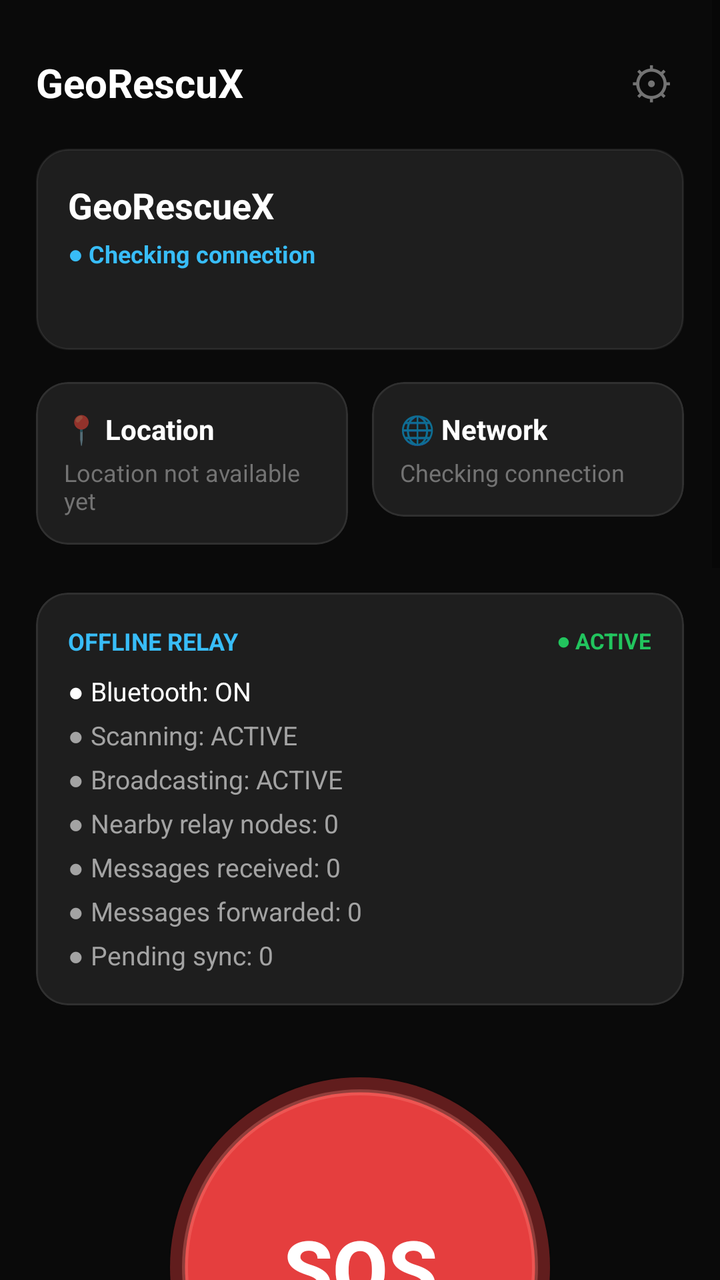
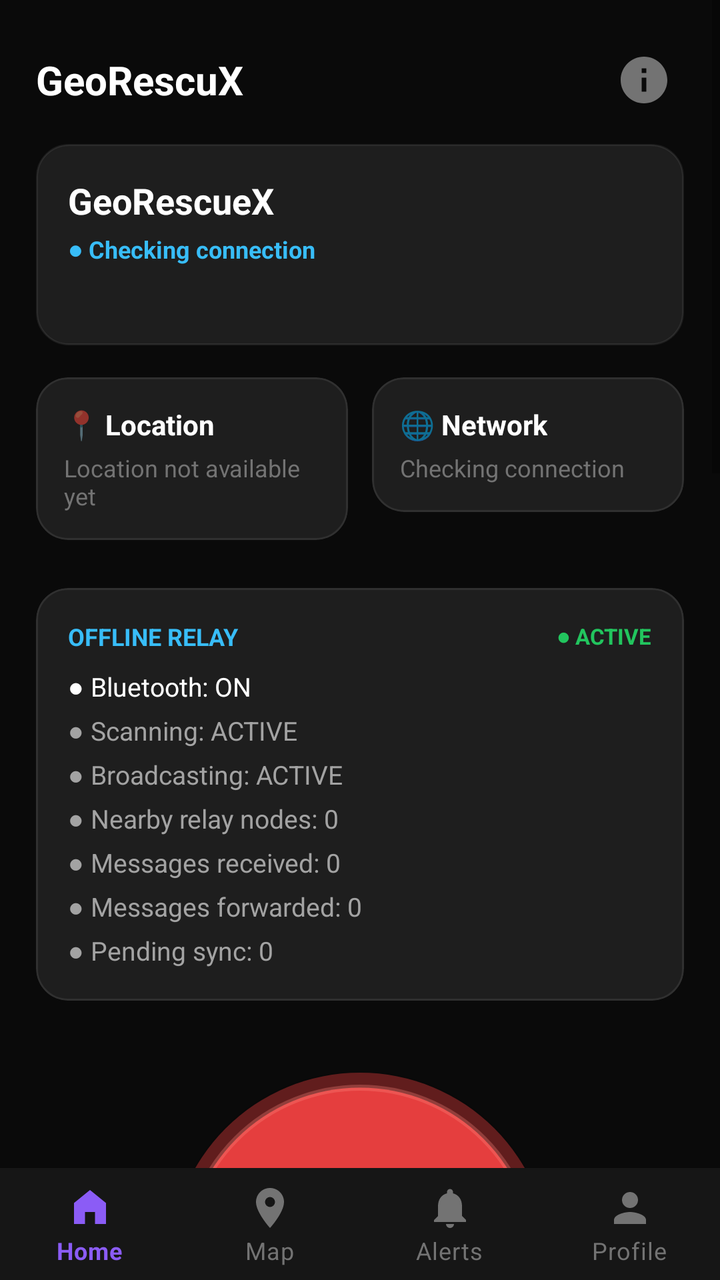

Compare the two renders of this Android layout. The source of the first and the diff that turns it into the second are given below.
<!-- AndroidManifest.xml: application theme Theme.GeoRescuX -->
<!-- res/layout/activity_home.xml -->
<?xml version="1.0" encoding="utf-8"?>
<ScrollView xmlns:android="http://schemas.android.com/apk/res/android"
    xmlns:app="http://schemas.android.com/apk/res-auto"
    android:layout_width="match_parent"
    android:layout_height="match_parent"
    android:background="@color/bg_app"
    android:fillViewport="true">

    <LinearLayout
        android:layout_width="match_parent"
        android:layout_height="wrap_content"
        android:orientation="vertical"
        android:paddingHorizontal="18dp"
        android:paddingTop="20dp"
        android:paddingBottom="36dp">

        
        <LinearLayout
            android:layout_width="match_parent"
            android:layout_height="wrap_content"
            android:gravity="center_vertical"
            android:orientation="horizontal"
            android:paddingBottom="12dp">

            <TextView
                android:layout_width="0dp"
                android:layout_height="wrap_content"
                android:layout_weight="1"
                android:text="GeoRescuX"
                android:textColor="@color/text_primary"
                android:textSize="20sp"
                android:textStyle="bold" />

            
            <TextView
                android:layout_width="wrap_content"
                android:layout_height="wrap_content"
                android:padding="6dp"
                android:text="⚙"
                android:textColor="@color/text_muted"
                android:textSize="22sp" />
        </LinearLayout>

        
        <LinearLayout
            android:layout_width="match_parent"
            android:layout_height="wrap_content"
            android:layout_marginBottom="16dp"
            android:background="@drawable/bg_card_dark"
            android:orientation="vertical"
            android:padding="16dp">

            <TextView
                android:layout_width="wrap_content"
                android:layout_height="wrap_content"
                android:text="GeoRescueX"
                android:textColor="@color/text_primary"
                android:textSize="18sp"
                android:textStyle="bold" />

            
            <TextView
                android:id="@+id/textViewConnectionStatus"
                android:layout_width="wrap_content"
                android:layout_height="wrap_content"
                android:layout_marginTop="4dp"
                android:text="● Checking connection"
                android:textColor="@color/mesh_sky"
                android:textSize="12sp"
                android:textStyle="bold" />

            
            <TextView
                android:id="@+id/textViewUserEmail"
                android:layout_width="wrap_content"
                android:layout_height="wrap_content"
                android:layout_marginTop="6dp"
                android:textColor="@color/text_secondary"
                android:textSize="13sp" />
        </LinearLayout>

        
        <LinearLayout
            android:layout_width="match_parent"
            android:layout_height="wrap_content"
            android:layout_marginBottom="24dp"
            android:orientation="horizontal">

            
            <com.google.android.material.card.MaterialCardView
                android:layout_width="0dp"
                android:layout_height="wrap_content"
                android:layout_marginEnd="6dp"
                android:layout_weight="1"
                app:cardBackgroundColor="@color/bg_card"
                app:cardCornerRadius="16dp"
                app:cardElevation="0dp"
                app:strokeColor="@color/divider_subtle"
                app:strokeWidth="1dp">

                <LinearLayout
                    android:layout_width="match_parent"
                    android:layout_height="wrap_content"
                    android:orientation="vertical"
                    android:padding="14dp">

                    <LinearLayout
                        android:layout_width="wrap_content"
                        android:layout_height="wrap_content"
                        android:gravity="center_vertical"
                        android:orientation="horizontal">

                        <TextView
                            android:layout_width="wrap_content"
                            android:layout_height="wrap_content"
                            android:text="📍 "
                            android:textSize="14sp" />

                        <TextView
                            android:layout_width="wrap_content"
                            android:layout_height="wrap_content"
                            android:text="Location"
                            android:textColor="@color/text_primary"
                            android:textSize="14sp"
                            android:textStyle="bold" />
                    </LinearLayout>

                    <TextView
                        android:layout_width="wrap_content"
                        android:layout_height="wrap_content"
                        android:layout_marginTop="4dp"
                        android:text="Location not available yet"
                        android:textColor="@color/text_muted"
                        android:textSize="12sp" />
                </LinearLayout>
            </com.google.android.material.card.MaterialCardView>

            
            <com.google.android.material.card.MaterialCardView
                android:layout_width="0dp"
                android:layout_height="wrap_content"
                android:layout_marginStart="6dp"
                android:layout_weight="1"
                app:cardBackgroundColor="@color/bg_card"
                app:cardCornerRadius="16dp"
                app:cardElevation="0dp"
                app:strokeColor="@color/divider_subtle"
                app:strokeWidth="1dp">

                <LinearLayout
                    android:layout_width="match_parent"
                    android:layout_height="wrap_content"
                    android:orientation="vertical"
                    android:padding="14dp">

                    <LinearLayout
                        android:layout_width="wrap_content"
                        android:layout_height="wrap_content"
                        android:gravity="center_vertical"
                        android:orientation="horizontal">

                        <TextView
                            android:layout_width="wrap_content"
                            android:layout_height="wrap_content"
                            android:text="🌐 "
                            android:textSize="14sp" />

                        <TextView
                            android:layout_width="wrap_content"
                            android:layout_height="wrap_content"
                            android:text="Network"
                            android:textColor="@color/text_primary"
                            android:textSize="14sp"
                            android:textStyle="bold" />
                    </LinearLayout>

                    <TextView
                        android:layout_width="wrap_content"
                        android:layout_height="wrap_content"
                        android:layout_marginTop="4dp"
                        android:text="Checking connection"
                        android:textColor="@color/text_muted"
                        android:textSize="12sp" />
                </LinearLayout>
            </com.google.android.material.card.MaterialCardView>
        </LinearLayout>

        
        <com.google.android.material.card.MaterialCardView
            android:id="@+id/cardOfflineRelayStatus"
            android:layout_width="match_parent"
            android:layout_height="wrap_content"
            android:layout_marginBottom="24dp"
            app:cardBackgroundColor="@color/bg_card"
            app:cardCornerRadius="16dp"
            app:cardElevation="0dp"
            app:strokeColor="@color/divider_subtle"
            app:strokeWidth="1dp">

            <LinearLayout
                android:layout_width="match_parent"
                android:layout_height="wrap_content"
                android:orientation="vertical"
                android:padding="16dp">

                <LinearLayout
                    android:layout_width="match_parent"
                    android:layout_height="wrap_content"
                    android:gravity="center_vertical"
                    android:orientation="horizontal">

                    <TextView
                        android:layout_width="0dp"
                        android:layout_height="wrap_content"
                        android:layout_weight="1"
                        android:text="OFFLINE RELAY"
                        android:textColor="@color/mesh_sky"
                        android:textSize="12sp"
                        android:textStyle="bold" />

                    <TextView
                        android:id="@+id/textOfflineRelayBadge"
                        android:layout_width="wrap_content"
                        android:layout_height="wrap_content"
                        android:text="● ACTIVE"
                        android:textColor="@color/safe_green"
                        android:textSize="11sp"
                        android:textStyle="bold" />
                </LinearLayout>

                <TextView
                    android:id="@+id/textRelayBtStatus"
                    android:layout_width="wrap_content"
                    android:layout_height="wrap_content"
                    android:layout_marginTop="8dp"
                    android:text="● Bluetooth: ON"
                    android:textColor="@color/text_primary"
                    android:textSize="13sp" />

                <TextView
                    android:id="@+id/textRelayScanStatus"
                    android:layout_width="wrap_content"
                    android:layout_height="wrap_content"
                    android:layout_marginTop="4dp"
                    android:text="● Scanning: ACTIVE"
                    android:textColor="@color/text_secondary"
                    android:textSize="13sp" />

                <TextView
                    android:id="@+id/textRelayAdvStatus"
                    android:layout_width="wrap_content"
                    android:layout_height="wrap_content"
                    android:layout_marginTop="4dp"
                    android:text="● Broadcasting: ACTIVE"
                    android:textColor="@color/text_secondary"
                    android:textSize="13sp" />

                <TextView
                    android:id="@+id/textRelayNodesCount"
                    android:layout_width="wrap_content"
                    android:layout_height="wrap_content"
                    android:layout_marginTop="4dp"
                    android:text="● Nearby relay nodes: 0"
                    android:textColor="@color/text_secondary"
                    android:textSize="13sp" />

                <TextView
                    android:id="@+id/textRelayReceivedCount"
                    android:layout_width="wrap_content"
                    android:layout_height="wrap_content"
                    android:layout_marginTop="4dp"
                    android:text="● Messages received: 0"
                    android:textColor="@color/text_secondary"
                    android:textSize="13sp" />

                <TextView
                    android:id="@+id/textRelayForwardedCount"
                    android:layout_width="wrap_content"
                    android:layout_height="wrap_content"
                    android:layout_marginTop="4dp"
                    android:text="● Messages forwarded: 0"
                    android:textColor="@color/text_secondary"
                    android:textSize="13sp" />

                <TextView
                    android:id="@+id/textRelayPendingSync"
                    android:layout_width="wrap_content"
                    android:layout_height="wrap_content"
                    android:layout_marginTop="4dp"
                    android:text="● Pending sync: 0"
                    android:textColor="@color/text_secondary"
                    android:textSize="13sp" />
            </LinearLayout>
        </com.google.android.material.card.MaterialCardView>

        
        <LinearLayout
            android:layout_width="match_parent"
            android:layout_height="wrap_content"
            android:gravity="center_horizontal"
            android:orientation="vertical"
            android:paddingVertical="12dp">

            <Button
                android:id="@+id/buttonSos"
                android:layout_width="190dp"
                android:layout_height="190dp"
                android:background="@drawable/bg_sos_button"
                android:elevation="6dp"
                android:gravity="center"
                android:stateListAnimator="@null"
                android:text="SOS"
                android:textColor="@color/white"
                android:textSize="40sp"
                android:textStyle="bold"
                app:backgroundTint="@null" />

            <ProgressBar
                android:id="@+id/progressBarSosHold"
                style="?android:attr/progressBarStyleHorizontal"
                android:layout_width="190dp"
                android:layout_height="8dp"
                android:layout_marginTop="12dp"
                android:max="100"
                android:progress="0"
                android:progressTint="@color/sos_red"
                android:visibility="gone" />

            <TextView
                android:id="@+id/textViewSosHint"
                android:layout_width="wrap_content"
                android:layout_height="wrap_content"
                android:layout_marginTop="12dp"
                android:text="Hold 2 seconds to send"
                android:textColor="@color/text_secondary"
                android:textSize="13sp"
                android:textStyle="bold" />
        </LinearLayout>

        
        <TextView
            android:layout_width="wrap_content"
            android:layout_height="wrap_content"
            android:layout_marginTop="20dp"
            android:layout_marginBottom="10dp"
            android:text="QUICK ACTIONS"
            android:textColor="@color/text_muted"
            android:textSize="11sp"
            android:textStyle="bold" />

        
        <LinearLayout
            android:layout_width="match_parent"
            android:layout_height="wrap_content"
            android:layout_marginBottom="12dp"
            android:orientation="horizontal">

            
            <com.google.android.material.card.MaterialCardView
                android:id="@+id/tileEmergencyContacts"
                android:layout_width="0dp"
                android:layout_height="wrap_content"
                android:layout_marginEnd="6dp"
                android:layout_weight="1"
                android:clickable="true"
                android:focusable="true"
                app:cardBackgroundColor="@color/bg_card"
                app:cardCornerRadius="16dp"
                app:cardElevation="0dp"
                app:rippleColor="@color/divider_subtle"
                app:strokeColor="@color/divider_subtle"
                app:strokeWidth="1dp">

                <LinearLayout
                    android:layout_width="match_parent"
                    android:layout_height="wrap_content"
                    android:gravity="center"
                    android:orientation="vertical"
                    android:paddingVertical="20dp"
                    android:paddingHorizontal="8dp">

                    <TextView
                        android:layout_width="wrap_content"
                        android:layout_height="wrap_content"
                        android:text="👥"
                        android:textSize="32sp" />

                    <TextView
                        android:layout_width="wrap_content"
                        android:layout_height="wrap_content"
                        android:layout_marginTop="6dp"
                        android:gravity="center"
                        android:text="Emergency Contacts"
                        android:textColor="@color/text_primary"
                        android:textSize="13sp"
                        android:textStyle="bold" />
                </LinearLayout>
            </com.google.android.material.card.MaterialCardView>

            
            <com.google.android.material.card.MaterialCardView
                android:id="@+id/tileAlerts"
                android:layout_width="0dp"
                android:layout_height="wrap_content"
                android:layout_marginStart="6dp"
                android:layout_weight="1"
                android:clickable="true"
                android:focusable="true"
                app:cardBackgroundColor="@color/bg_card"
                app:cardCornerRadius="16dp"
                app:cardElevation="0dp"
                app:rippleColor="@color/divider_subtle"
                app:strokeColor="@color/divider_subtle"
                app:strokeWidth="1dp">

                <LinearLayout
                    android:layout_width="match_parent"
                    android:layout_height="wrap_content"
                    android:gravity="center"
                    android:orientation="vertical"
                    android:paddingVertical="20dp"
                    android:paddingHorizontal="8dp">

                    <TextView
                        android:layout_width="wrap_content"
                        android:layout_height="wrap_content"
                        android:text="🔔"
                        android:textSize="32sp" />

                    <TextView
                        android:layout_width="wrap_content"
                        android:layout_height="wrap_content"
                        android:layout_marginTop="6dp"
                        android:gravity="center"
                        android:text="Alerts"
                        android:textColor="@color/text_primary"
                        android:textSize="13sp"
                        android:textStyle="bold" />
                </LinearLayout>
            </com.google.android.material.card.MaterialCardView>
        </LinearLayout>

        <LinearLayout
            android:layout_width="match_parent"
            android:layout_height="wrap_content"
            android:layout_marginBottom="16dp"
            android:orientation="horizontal">

            
            <com.google.android.material.card.MaterialCardView
                android:id="@+id/tileProfile"
                android:layout_width="0dp"
                android:layout_height="wrap_content"
                android:layout_marginEnd="6dp"
                android:layout_weight="1"
                android:clickable="true"
                android:focusable="true"
                app:cardBackgroundColor="@color/bg_card"
                app:cardCornerRadius="16dp"
                app:cardElevation="0dp"
                app:rippleColor="@color/divider_subtle"
                app:strokeColor="@color/divider_subtle"
                app:strokeWidth="1dp">

                <LinearLayout
                    android:layout_width="match_parent"
                    android:layout_height="wrap_content"
                    android:gravity="center"
                    android:orientation="vertical"
                    android:paddingVertical="20dp"
                    android:paddingHorizontal="8dp">

                    <TextView
                        android:layout_width="wrap_content"
                        android:layout_height="wrap_content"
                        android:text="👤"
                        android:textSize="32sp" />

                    <TextView
                        android:layout_width="wrap_content"
                        android:layout_height="wrap_content"
                        android:layout_marginTop="6dp"
                        android:gravity="center"
                        android:text="Profile"
                        android:textColor="@color/text_primary"
                        android:textSize="13sp"
                        android:textStyle="bold" />
                </LinearLayout>
            </com.google.android.material.card.MaterialCardView>
        </LinearLayout>

        
        <com.google.android.material.card.MaterialCardView
            android:id="@+id/tileSafeRoute"
            android:layout_width="match_parent"
            android:layout_height="wrap_content"
            android:layout_marginBottom="16dp"
            android:clickable="true"
            android:focusable="true"
            app:cardBackgroundColor="@color/bg_card"
            app:cardCornerRadius="16dp"
            app:cardElevation="0dp"
            app:rippleColor="@color/divider_subtle"
            app:strokeColor="@color/violet_border"
            app:strokeWidth="1.5dp">

            <LinearLayout
                android:layout_width="match_parent"
                android:layout_height="wrap_content"
                android:gravity="center_vertical"
                android:orientation="horizontal"
                android:padding="16dp">

                <TextView
                    android:layout_width="wrap_content"
                    android:layout_height="wrap_content"
                    android:text="🧭"
                    android:textSize="32sp" />

                <LinearLayout
                    android:layout_width="0dp"
                    android:layout_height="wrap_content"
                    android:layout_marginStart="14dp"
                    android:layout_weight="1"
                    android:orientation="vertical">

                    <TextView
                        android:layout_width="wrap_content"
                        android:layout_height="wrap_content"
                        android:text="Safe Route"
                        android:textColor="@color/text_primary"
                        android:textSize="16sp"
                        android:textStyle="bold" />

                    <TextView
                        android:layout_width="wrap_content"
                        android:layout_height="wrap_content"
                        android:layout_marginTop="2dp"
                        android:text="Offline evacuation routing &amp; hazard avoidance"
                        android:textColor="@color/text_muted"
                        android:textSize="12sp" />
                </LinearLayout>

                <TextView
                    android:layout_width="wrap_content"
                    android:layout_height="wrap_content"
                    android:text="›"
                    android:textColor="@color/violet_light"
                    android:textSize="24sp"
                    android:textStyle="bold" />
            </LinearLayout>
        </com.google.android.material.card.MaterialCardView>

        
        <com.google.android.material.card.MaterialCardView
            android:id="@+id/tileBleDiagnostics"
            android:layout_width="match_parent"
            android:layout_height="wrap_content"
            android:layout_marginBottom="16dp"
            android:clickable="true"
            android:focusable="true"
            app:cardBackgroundColor="@color/bg_card"
            app:cardCornerRadius="16dp"
            app:cardElevation="0dp"
            app:rippleColor="@color/divider_subtle"
            app:strokeColor="@color/violet_border"
            app:strokeWidth="1.5dp">

            <LinearLayout
                android:layout_width="match_parent"
                android:layout_height="wrap_content"
                android:gravity="center_vertical"
                android:orientation="horizontal"
                android:padding="16dp">

                <TextView
                    android:layout_width="wrap_content"
                    android:layout_height="wrap_content"
                    android:text="📶"
                    android:textSize="32sp" />

                <LinearLayout
                    android:layout_width="0dp"
                    android:layout_height="wrap_content"
                    android:layout_marginStart="14dp"
                    android:layout_weight="1"
                    android:orientation="vertical">

                    <TextView
                        android:layout_width="wrap_content"
                        android:layout_height="wrap_content"
                        android:text="BLE Diagnostics"
                        android:textColor="@color/text_primary"
                        android:textSize="16sp"
                        android:textStyle="bold" />

                    <TextView
                        android:layout_width="wrap_content"
                        android:layout_height="wrap_content"
                        android:layout_marginTop="2dp"
                        android:text="Two-device emergency mesh test &amp; diagnostics"
                        android:textColor="@color/text_muted"
                        android:textSize="12sp" />
                </LinearLayout>

                <TextView
                    android:layout_width="wrap_content"
                    android:layout_height="wrap_content"
                    android:text="›"
                    android:textColor="@color/violet_light"
                    android:textSize="24sp"
                    android:textStyle="bold" />
            </LinearLayout>
        </com.google.android.material.card.MaterialCardView>

        
        <com.google.android.material.card.MaterialCardView
            android:layout_width="match_parent"
            android:layout_height="wrap_content"
            android:layout_marginBottom="24dp"
            app:cardBackgroundColor="@color/bg_card"
            app:cardCornerRadius="16dp"
            app:cardElevation="0dp"
            app:strokeColor="@color/divider_subtle"
            app:strokeWidth="1dp">

            <LinearLayout
                android:layout_width="match_parent"
                android:layout_height="wrap_content"
                android:orientation="vertical"
                android:padding="16dp">

                <TextView
                    android:layout_width="wrap_content"
                    android:layout_height="wrap_content"
                    android:text="Recent activity"
                    android:textColor="@color/text_primary"
                    android:textSize="14sp"
                    android:textStyle="bold" />

                <TextView
                    android:id="@+id/textViewRecentActivitySummary"
                    android:layout_width="wrap_content"
                    android:layout_height="wrap_content"
                    android:layout_marginTop="6dp"
                    android:text="No alerts yet"
                    android:textColor="@color/text_secondary"
                    android:textSize="13sp" />
            </LinearLayout>
        </com.google.android.material.card.MaterialCardView>

        
        <Button
            android:id="@+id/buttonLogout"
            android:layout_width="match_parent"
            android:layout_height="wrap_content"
            android:background="@drawable/bg_button_secondary"
            android:stateListAnimator="@null"
            android:text="Logout"
            android:textAllCaps="false"
            android:textColor="@color/text_muted"
            android:textSize="14sp"
            android:textStyle="bold"
            app:backgroundTint="@null" />

    </LinearLayout>
</ScrollView>
<!-- resources referenced by this layout -->
<resources>
  <color name="bg_app">#0A0A0A</color>
  <color name="bg_card">#1E1E1E</color>
  <color name="divider_subtle">#14FFFFFF</color>
  <color name="mesh_sky">#38BDF8</color>
  <color name="safe_green">#22C55E</color>
  <color name="sos_red">#E53E3E</color>
  <color name="text_muted">#737373</color>
  <color name="text_primary">#FFFFFF</color>
  <color name="text_secondary">#A3A3A3</color>
  <color name="violet_border">#557C3AED</color>
  <color name="violet_light">#8B5CF6</color>
  <color name="white">#FFFFFFFF</color>
  <!-- drawable bg_button_secondary (drawable) -->
  <?xml version="1.0" encoding="utf-8"?>
  <ripple xmlns:android="http://schemas.android.com/apk/res/android"
      android:color="#26FFFFFF">
      <item>
          <shape android:shape="rectangle">
              <solid android:color="@color/bg_card" />
              <corners android:radius="12dp" />
              <stroke
                  android:width="1dp"
                  android:color="@color/divider_subtle" />
              <padding
                  android:bottom="14dp"
                  android:top="14dp" />
          </shape>
      </item>
  </ripple>
  <!-- drawable bg_card_dark (drawable) -->
  <?xml version="1.0" encoding="utf-8"?>
  <shape xmlns:android="http://schemas.android.com/apk/res/android"
      android:shape="rectangle">
      <solid android:color="@color/bg_card" />
      <corners android:radius="16dp" />
      <stroke
          android:width="1dp"
          android:color="@color/divider_subtle" />
  </shape>
  <!-- drawable bg_sos_button (drawable) -->
  <?xml version="1.0" encoding="utf-8"?>
  <layer-list xmlns:android="http://schemas.android.com/apk/res/android">
      
      <item>
          <shape android:shape="oval">
              <solid android:color="@color/sos_glow" />
          </shape>
      </item>
      
      <item
          android:bottom="6dp"
          android:left="6dp"
          android:right="6dp"
          android:top="6dp">
          <shape android:shape="oval">
              <solid android:color="@color/sos_red" />
              <stroke
                  android:width="3dp"
                  android:color="#4DFF8A80" />
          </shape>
      </item>
  </layer-list>
  <color name="sos_glow">#66E53E3E</color>
  <color name="violet_accent">#7C3AED</color>
  <color name="violet_dim">#267C3AED</color>
  <color name="bg_surface">#161616</color>
  <style name="Widget.GeoRescuX.Card" parent="Widget.MaterialComponents.CardView">
          <item name="cardBackgroundColor">@color/bg_card</item>
          <item name="cardCornerRadius">16dp</item>
          <item name="cardElevation">0dp</item>
          <item name="strokeColor">@color/divider_subtle</item>
          <item name="strokeWidth">1dp</item>
      </style>
  <!-- unchanged entries left out for length: 1 -->
</resources>

<!-- the commit's change to res/layout/activity_home.xml (unified diff, before → after) -->
@@ -1,10 +1,16 @@
 <?xml version="1.0" encoding="utf-8"?>
-<ScrollView xmlns:android="http://schemas.android.com/apk/res/android"
+<LinearLayout xmlns:android="http://schemas.android.com/apk/res/android"
     xmlns:app="http://schemas.android.com/apk/res-auto"
     android:layout_width="match_parent"
     android:layout_height="match_parent"
     android:background="@color/bg_app"
-    android:fillViewport="true">
+    android:orientation="vertical">
+
+    <ScrollView
+        android:layout_width="match_parent"
+        android:layout_height="0dp"
+        android:layout_weight="1"
+        android:fillViewport="true">
 
     <LinearLayout
         android:layout_width="match_parent"
@@ -32,13 +38,15 @@
                 android:textStyle="bold" />
 
             
-            <TextView
-                android:layout_width="wrap_content"
-                android:layout_height="wrap_content"
+            <ImageView
+                android:id="@+id/helpButton"
+                android:layout_width="40dp"
+                android:layout_height="40dp"
+                android:background="?attr/selectableItemBackgroundBorderless"
+                android:contentDescription="Help"
                 android:padding="6dp"
-                android:text="⚙"
-                android:textColor="@color/text_muted"
-                android:textSize="22sp" />
+                android:src="@drawable/ic_help"
+                app:tint="@color/text_muted" />
         </LinearLayout>
 
         
@@ -664,4 +672,21 @@
             app:backgroundTint="@null" />
 
     </LinearLayout>
-</ScrollView>
+    </ScrollView>
+
+    <include layout="@layout/view_bottom_nav" />
+</LinearLayout>
+<!-- res/layout/view_bottom_nav.xml (included above) -->
+<?xml version="1.0" encoding="utf-8"?>
+<com.google.android.material.bottomnavigation.BottomNavigationView
+    xmlns:android="http://schemas.android.com/apk/res/android"
+    xmlns:app="http://schemas.android.com/apk/res-auto"
+    android:id="@+id/bottomNavigationView"
+    android:layout_width="match_parent"
+    android:layout_height="wrap_content"
+    android:background="@color/bg_surface"
+    app:elevation="0dp"
+    app:itemIconTint="@color/bottom_nav_item_color"
+    app:itemTextColor="@color/bottom_nav_item_color"
+    app:labelVisibilityMode="labeled"
+    app:menu="@menu/bottom_nav_menu" />
<!-- resource entries referenced after the edit -->
@@ -62,6 +62,17 @@
           </shape>
       </item>
   </layer-list>
+  <!-- drawable ic_help (drawable) -->
+  <vector xmlns:android="http://schemas.android.com/apk/res/android"
+      android:width="24dp"
+      android:height="24dp"
+      android:viewportWidth="24"
+      android:viewportHeight="24"
+      android:tint="?attr/colorControlNormal">
+      <path
+          android:fillColor="@android:color/white"
+          android:pathData="M12,2 C6.48,2 2,6.48 2,12 s4.48,10 10,10 10,-4.48 10,-10 S17.52,2 12,2 Z M13,17 h-2 v-6 h2 Z M13,9 h-2 V7 h2 Z" />
+  </vector>
   <color name="sos_glow">#66E53E3E</color>
   <color name="violet_accent">#7C3AED</color>
   <color name="violet_dim">#267C3AED</color>
